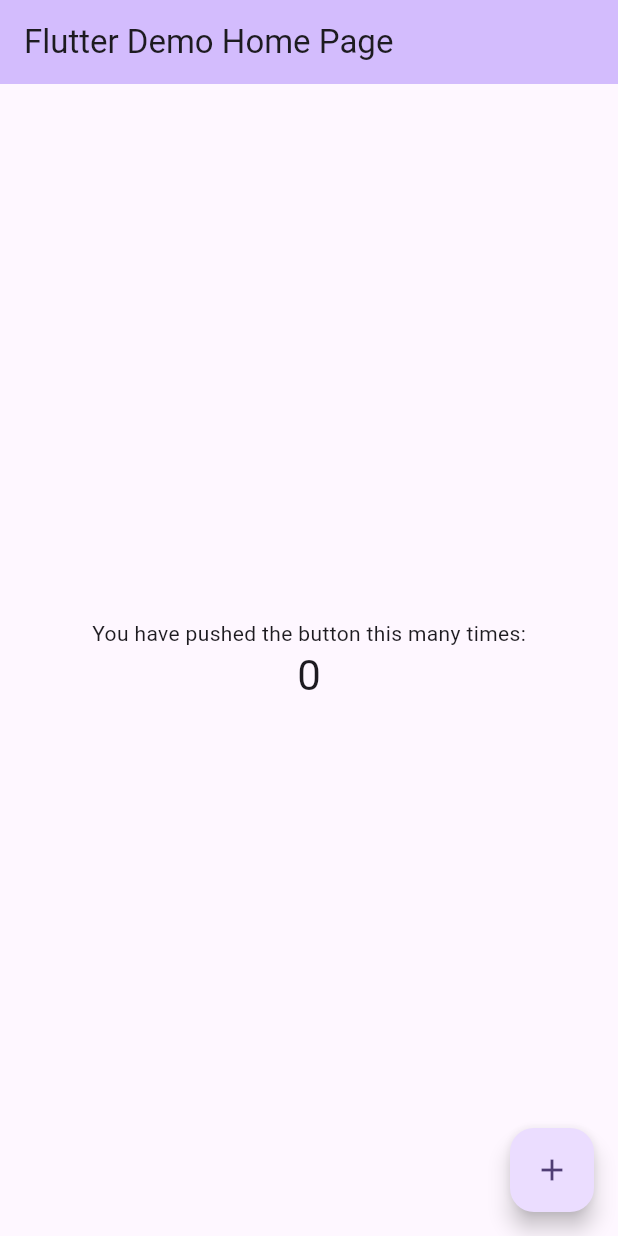
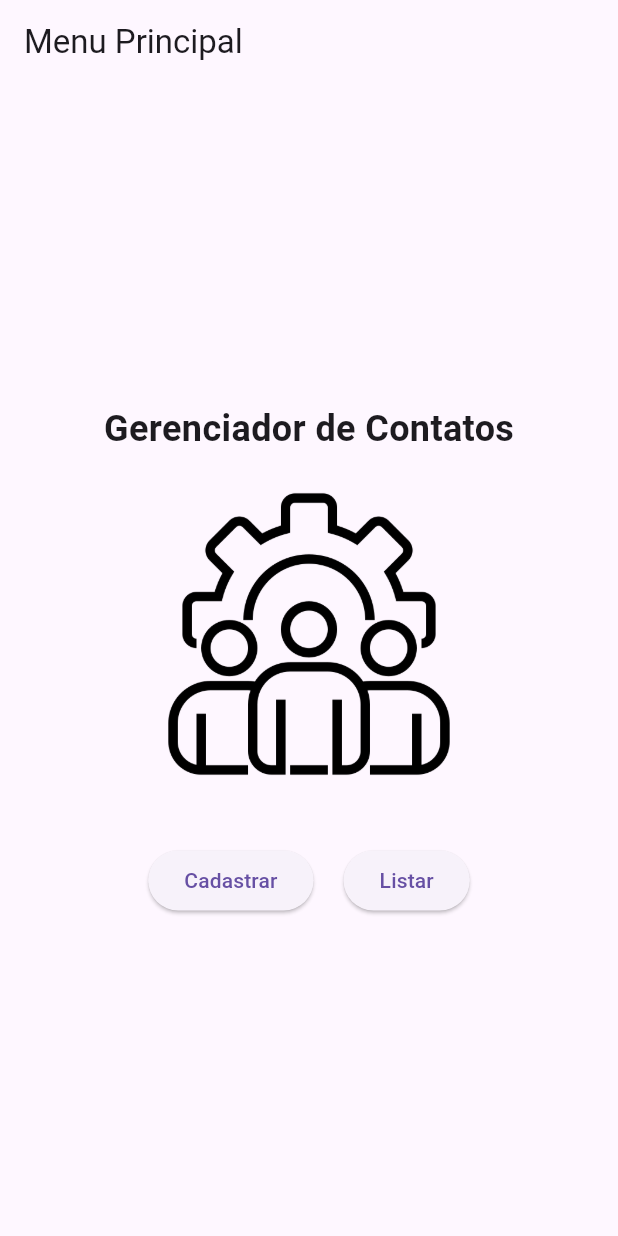
Before and after one commit to rwabandeira/GerenciadorContatos, a Flutter app: the screen it shows after launch, on a phone screen of 412 x 824 dp. Run offline on Flutter 3.47's test engine with Material 3 defaults, Android fonts, the light colour scheme and no system bars; our stand-ins replace flutter_masked_text2, sqflite, sqflite_common_ffi; accounts and stored records are empty.

Commit message:
Implementar funcionalidades do gerenciador de contatos

```diff
--- a/lib/main.dart
+++ b/lib/main.dart
@@ -1,125 +1,23 @@
 import 'package:flutter/material.dart';
+import 'telas/menu_principal.dart';
+import 'package:sqflite_common_ffi/sqflite_ffi.dart';
 
 void main() {
+  databaseFactory = databaseFactoryFfi;
   runApp(const MyApp());
 }
 
 class MyApp extends StatelessWidget {
   const MyApp({super.key});
 
-  // This widget is the root of your application.
   @override
   Widget build(BuildContext context) {
     return MaterialApp(
-      title: 'Flutter Demo',
+      title: 'Gerenciador de Contatos',
       theme: ThemeData(
-        // This is the theme of your application.
-        //
-        // TRY THIS: Try running your application with "flutter run". You'll see
-        // the application has a purple toolbar. Then, without quitting the app,
-        // try changing the seedColor in the colorScheme below to Colors.green
-        // and then invoke "hot reload" (save your changes or press the "hot
-        // reload" button in a Flutter-supported IDE, or press "r" if you used
-        // the command line to start the app).
-        //
-        // Notice that the counter didn't reset back to zero; the application
-        // state is not lost during the reload. To reset the state, use hot
-        // restart instead.
-        //
-        // This works for code too, not just values: Most code changes can be
-        // tested with just a hot reload.
-        colorScheme: ColorScheme.fromSeed(seedColor: Colors.deepPurple),
-        useMaterial3: true,
+        primarySwatch: Colors.blue,
       ),
-      home: const MyHomePage(title: 'Flutter Demo Home Page'),
+      home: const MenuPrincipal(),
     );
   }
 }
-
-class MyHomePage extends StatefulWidget {
-  const MyHomePage({super.key, required this.title});
-
-  // This widget is the home page of your application. It is stateful, meaning
-  // that it has a State object (defined below) that contains fields that affect
-  // how it looks.
-
-  // This class is the configuration for the state. It holds the values (in this
-  // case the title) provided by the parent (in this case the App widget) and
-  // used by the build method of the State. Fields in a Widget subclass are
-  // always marked "final".
-
-  final String title;
-
-  @override
-  State<MyHomePage> createState() => _MyHomePageState();
-}
-
-class _MyHomePageState extends State<MyHomePage> {
-  int _counter = 0;
-
-  void _incrementCounter() {
-    setState(() {
-      // This call to setState tells the Flutter framework that something has
-      // changed in this State, which causes it to rerun the build method below
-      // so that the display can reflect the updated values. If we changed
-      // _counter without calling setState(), then the build method would not be
-      // called again, and so nothing would appear to happen.
-      _counter++;
-    });
-  }
-
-  @override
-  Widget build(BuildContext context) {
-    // This method is rerun every time setState is called, for instance as done
-    // by the _incrementCounter method above.
-    //
-    // The Flutter framework has been optimized to make rerunning build methods
-    // fast, so that you can just rebuild anything that needs updating rather
-    // than having to individually change instances of widgets.
-    return Scaffold(
-      appBar: AppBar(
-        // TRY THIS: Try changing the color here to a specific color (to
-        // Colors.amber, perhaps?) and trigger a hot reload to see the AppBar
-        // change color while the other colors stay the same.
-        backgroundColor: Theme.of(context).colorScheme.inversePrimary,
-        // Here we take the value from the MyHomePage object that was created by
-        // the App.build method, and use it to set our appbar title.
-        title: Text(widget.title),
-      ),
-      body: Center(
-        // Center is a layout widget. It takes a single child and positions it
-        // in the middle of the parent.
-        child: Column(
-          // Column is also a layout widget. It takes a list of children and
-          // arranges them vertically. By default, it sizes itself to fit its
-          // children horizontally, and tries to be as tall as its parent.
-          //
-          // Column has various properties to control how it sizes itself and
-          // how it positions its children. Here we use mainAxisAlignment to
-          // center the children vertically; the main axis here is the vertical
-          // axis because Columns are vertical (the cross axis would be
-          // horizontal).
-          //
-          // TRY THIS: Invoke "debug painting" (choose the "Toggle Debug Paint"
-          // action in the IDE, or press "p" in the console), to see the
-          // wireframe for each widget.
-          mainAxisAlignment: MainAxisAlignment.center,
-          children: <Widget>[
-            const Text(
-              'You have pushed the button this many times:',
-            ),
-            Text(
-              '$_counter',
-              style: Theme.of(context).textTheme.headlineMedium,
-            ),
-          ],
-        ),
-      ),
-      floatingActionButton: FloatingActionButton(
-        onPressed: _incrementCounter,
-        tooltip: 'Increment',
-        child: const Icon(Icons.add),
-      ), // This trailing comma makes auto-formatting nicer for build methods.
-    );
-  }
-}
--- /dev/null
+++ b/lib/telas/menu_principal.dart
@@ -0,0 +1,51 @@
+import 'package:flutter/material.dart';
+import 'gerenciar_contato.dart';  // Alterado para GerenciarContato
+import 'listar_contato.dart';
+
+class MenuPrincipal extends StatelessWidget {
+  const MenuPrincipal({super.key});
+
+  @override
+  Widget build(BuildContext context) {
+    return Scaffold(
+      appBar: AppBar(title: const Text('Menu Principal')),
+      body: Center(
+        child: Column(
+          mainAxisAlignment: MainAxisAlignment.center,
+          children: <Widget>[
+            Text(
+              'Gerenciador de Contatos',
+              style: TextStyle(
+                fontSize: 24,
+                fontWeight: FontWeight.bold,
+              ),
+            ),
+            SizedBox(height: 20),
+            Image.asset('assets/imagem_menu.png', height: 200),
+            SizedBox(height: 40),
+            Row(
+              mainAxisAlignment: MainAxisAlignment.center,
+              children: [
+                ElevatedButton(
+                  onPressed: () => Navigator.push(
+                    context,
+                    MaterialPageRoute(builder: (context) => const GerenciarContato()),
+                  ),
+                  child: const Text('Cadastrar'),
+                ),
+                const SizedBox(width: 20),
+                ElevatedButton(
+                  onPressed: () => Navigator.push(
+                    context,
+                    MaterialPageRoute(builder: (context) => const ListarContato()),
+                  ),
+                  child: const Text('Listar'),
+                ),
+              ],
+            ),
+          ],
+        ),
+      ),
+    );
+  }
+}
```
Also changed, not shown: lib/banco_dados/db.dart (added, +72 -0 lines), lib/modelos/contato.dart (added, +33 -0 lines), lib/telas/gerenciar_contato.dart (added, +151 -0 lines), lib/telas/listar_contato.dart (added, +128 -0 lines), pubspec.yaml (+11 -4 lines), assets/imagem_menu.png (added), pubspec.lock, 2 other files.
